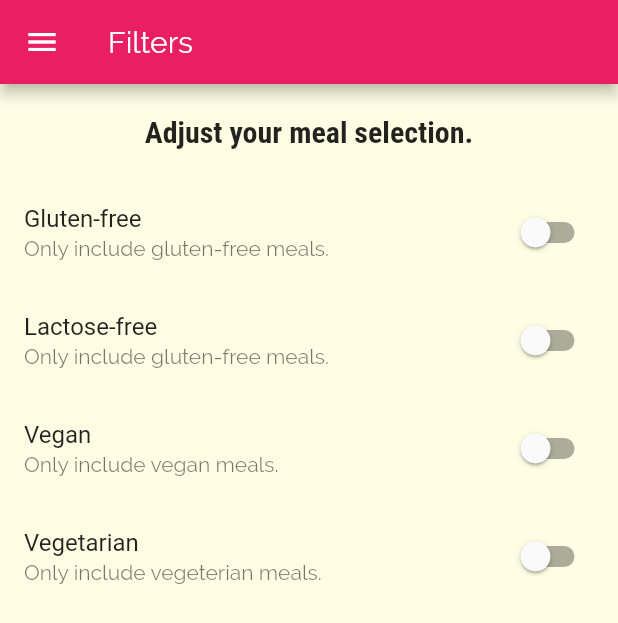
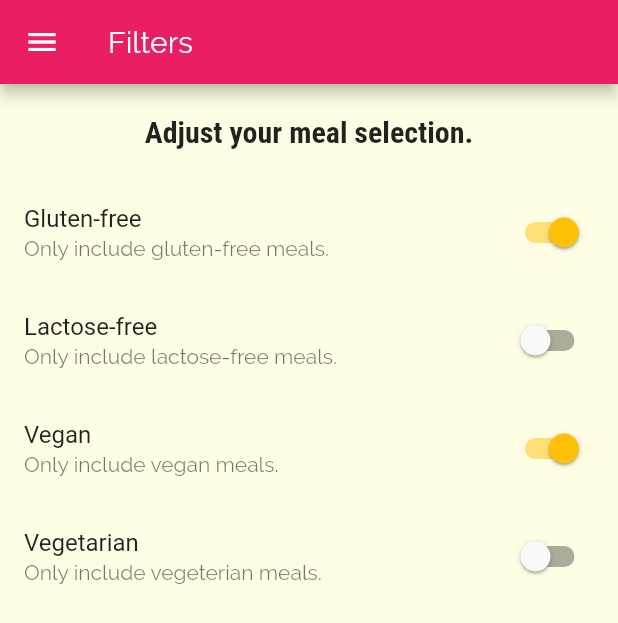
Before and after one commit to ituxka/meals, a Flutter app: the screen it shows after launch, in the side drawer, after a tap on "Filters", on a phone screen of 412 x 824 dp. Shown: the top 623 px of the screen. Run offline on Flutter 3.47's test engine with Material 2 defaults, Android fonts, the phone set to English and light mode, and no system bars.

Commit message:
feat: add filtering

```diff
--- a/lib/main.dart
+++ b/lib/main.dart
@@ -1,16 +1,27 @@
 import 'package:flutter/material.dart';
+import 'package:meals/models/meals.dart';
 import 'package:meals/screens/category_meals_screen.dart';
 import 'package:meals/screens/filters_screen.dart';
 import 'package:meals/screens/meal_detail_screen.dart';
 import 'package:meals/screens/tabs_screen.dart';
 import 'package:meals/style.dart';
+import 'package:provider/provider.dart';
+
+import 'models/filters.dart';
 
 void main() => runApp(App());
 
 class App extends StatelessWidget {
   @override
   Widget build(BuildContext context) {
-    return MaterialApp(
+    return MultiProvider(
+      providers: [
+        ChangeNotifierProvider(create: (_) => FiltersModel()),
+        ProxyProvider<FiltersModel, MealsModel>(
+          update: (_, filtersModel, __) => MealsModel(filtersModel.filters),
+        ),
+      ],
+      child: MaterialApp(
         title: 'Meals App',
         theme: ThemeData(
           primarySwatch: Colors.pink,
@@ -33,6 +44,7 @@ class App extends StatelessWidget {
           MealDetailScreen.routeName: (_) => MealDetailScreen(),
           FiltersScreen.routeName: (_) => FiltersScreen(),
         },
+      ),
     );
   }
 }
--- /dev/null
+++ b/lib/models/filters.dart
@@ -0,0 +1,49 @@
+import 'package:flutter/material.dart';
+
+class FiltersModel with ChangeNotifier {
+  final List<Filter> _filters = [
+    Filter(
+      id: 'isGlutenFree',
+      title: 'Gluten-free',
+      subtitle: 'Only include gluten-free meals.',
+      value: true,
+    ),
+    Filter(
+      id: 'isLactoseFree',
+      title: 'Lactose-free',
+      subtitle: 'Only include lactose-free meals.',
+    ),
+    Filter(
+      id: 'isVegan',
+      title: 'Vegan',
+      subtitle: 'Only include vegan meals.',
+      value: true,
+    ),
+    Filter(
+      id: 'isVegetarian',
+      title: 'Vegetarian',
+      subtitle: 'Only include vegeterian meals.',
+    ),
+  ];
+
+  get filters => _filters;
+
+  void setFilter(Filter filter, bool newVal) {
+    _filters.firstWhere((f) => f.id == filter.id)..value = newVal;
+    notifyListeners();
+  }
+}
+
+class Filter {
+  Filter({
+    @required this.id,
+    this.value = false,
+    @required this.title,
+    @required this.subtitle,
+  });
+
+  final String id;
+  bool value;
+  final String title;
+  final String subtitle;
+}
--- /dev/null
+++ b/lib/models/meals.dart
@@ -0,0 +1,33 @@
+import 'package:meals/models/filters.dart';
+import 'package:meals/models/meal.dart';
+import 'package:meals/stub/stub_meals.dart';
+
+class MealsModel {
+  MealsModel(this._filters);
+
+  final List<Filter> _filters;
+  List<Meal> _availableMeals() {
+    // for time reasons, i leave it here as is
+    return STUB_MEALS.where((meal) {
+      if (_filters[0].value && !meal.isGlutenFree) {
+        return false;
+      }
+
+      if (_filters[1].value && !meal.isLactoseFree) {
+        return false;
+      }
+
+      if (_filters[2].value && !meal.isVegan) {
+        return false;
+      }
+
+      if (_filters[3].value && !meal.isVegetarian) {
+        return false;
+      }
+
+      return true;
+    }).toList();
+  }
+
+  get meals => _availableMeals();
+}
--- a/lib/screens/category_meals_screen.dart
+++ b/lib/screens/category_meals_screen.dart
@@ -1,7 +1,9 @@
 import 'package:flutter/material.dart';
 import 'package:meals/models/category.dart';
-import 'package:meals/stub/stub_meals.dart';
+import 'package:meals/models/meal.dart';
+import 'package:meals/models/meals.dart';
 import 'package:meals/widgets/meal/meal_list.dart';
+import 'package:provider/provider.dart';
 
 class CategoryMealsScreen extends StatelessWidget {
   static const routeName = '/category-meals';
@@ -9,7 +11,9 @@ class CategoryMealsScreen extends StatelessWidget {
   @override
   Widget build(BuildContext context) {
     final category = ModalRoute.of(context).settings.arguments as Category;
-    final categoryMeals = STUB_MEALS.where((meal) {
+    final List<Meal> availableMeals = Provider.of<MealsModel>(context).meals;
+
+    final categoryMeals = availableMeals.where((meal) {
       return meal.categories.contains(category.id);
     }).toList();
 
--- a/lib/widgets/filters/filters.dart
+++ b/lib/widgets/filters/filters.dart
@@ -1,16 +1,8 @@
 import 'package:flutter/material.dart';
+import 'package:meals/models/filters.dart';
+import 'package:provider/provider.dart';
 
-class Filters extends StatefulWidget {
-  @override
-  _FiltersState createState() => _FiltersState();
-}
-
-class _FiltersState extends State<Filters> {
-  var _isGlutenFree = false;
-  var _isLactoseFree = false;
-  var _isVegan = false;
-  var _isVegetarian = false;
-
+class Filters extends StatelessWidget {
   @override
   Widget build(BuildContext context) {
     return Column(
@@ -23,34 +15,19 @@ class _FiltersState extends State<Filters> {
           ),
         ),
         Expanded(
-          child: ListView(
-            children: <Widget>[
-              SwitchListTile(
-                title: Text('Gluten-free'),
-                subtitle: Text('Only include gluten-free meals.'),
-                value: _isGlutenFree,
-                onChanged: (bool value) => setState(() => _isGlutenFree = value),
-              ),
-              SwitchListTile(
-                title: Text('Lactose-free'),
-                subtitle: Text('Only include gluten-free meals.'),
-                value: _isLactoseFree,
-                onChanged: (bool value) => setState(() => _isLactoseFree = value),
-              ),
-              SwitchListTile(
-                title: Text('Vegan'),
-                subtitle: Text('Only include vegan meals.'),
-                value: _isVegan,
-                onChanged: (bool value) => setState(() => _isVegan = value),
-              ),
-              SwitchListTile(
-                title: Text('Vegetarian'),
-                subtitle: Text('Only include vegeterian meals.'),
-                value: _isVegetarian,
-                onChanged: (bool value) => setState(() => _isVegetarian = value),
-              ),
-            ],
-          ),
+          child: Consumer<FiltersModel>(builder: (_, filtersModel, __) {
+            return ListView(
+              children: <Widget>[
+                for (final filter in filtersModel.filters)
+                  SwitchListTile(
+                    title: Text(filter.title),
+                    subtitle: Text(filter.subtitle),
+                    value: filter.value,
+                    onChanged: (bool value) => filtersModel.setFilter(filter, value),
+                  ),
+              ],
+            );
+          }),
         ),
       ],
     );
--- a/pubspec.yaml
+++ b/pubspec.yaml
@@ -19,6 +19,7 @@ environment:
 dependencies:
   flutter:
     sdk: flutter
+  provider: ^4.0.2
 
   # The following adds the Cupertino Icons font to your application.
   # Use with the CupertinoIcons class for iOS style icons.
```
Also changed, not shown: pubspec.lock. Lines whose indentation alone changed are shown as unchanged.
